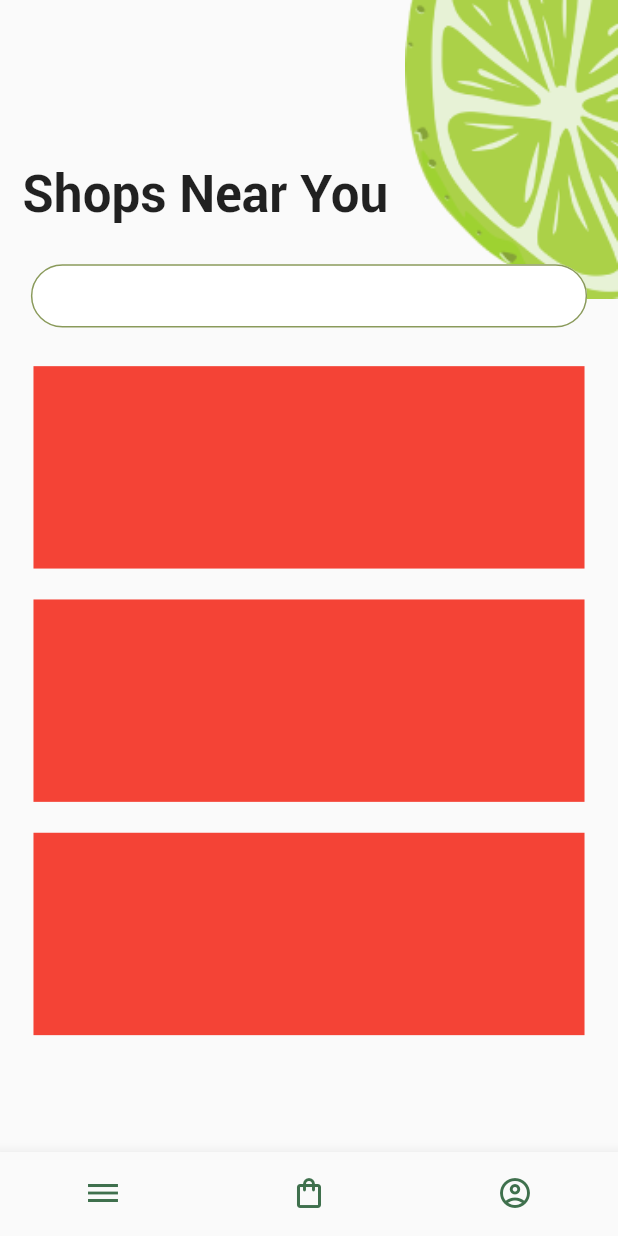
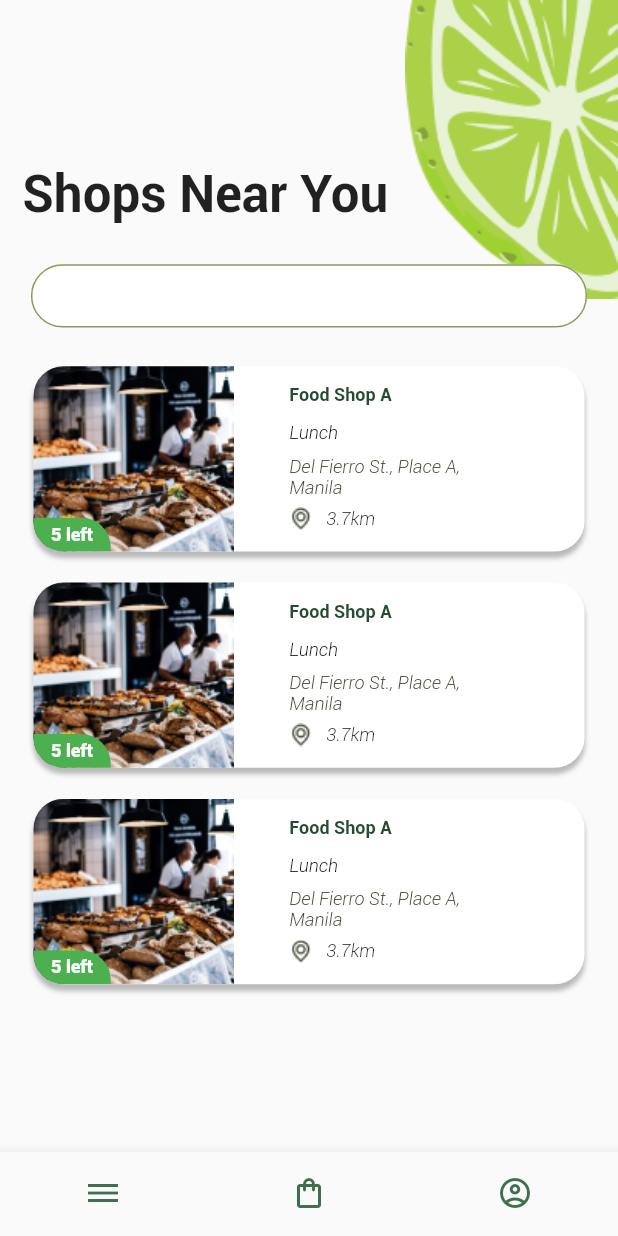
Before and after one commit to JosuX/Repast_Rush, a Flutter app: the screen it shows once a user with an empty profile is signed in, on a phone screen of 412 x 824 dp. Run offline on Flutter 3.47's test engine with Material 2 defaults, Android fonts, the phone set to English and light mode, and no system bars; drawn by our look-alikes of auto_size_text; our stand-ins replace firebase_auth, firebase_core, introduction_screen; accounts and stored records are empty.

Commit message:
Shop Cards added.

```diff
--- a/lib/main.dart
+++ b/lib/main.dart
@@ -4,6 +4,7 @@ import 'package:firebase_core/firebase_core.dart';
 import 'package:flutter/material.dart';
 import 'package:provider/provider.dart';
 import 'package:repast_rush/models/myuser.dart';
+import 'package:repast_rush/screens/home/home.dart';
 import 'package:repast_rush/screens/wrapper.dart';
 import 'package:repast_rush/services/auth.dart';
 
@@ -20,7 +21,7 @@ class MyApp extends StatelessWidget {
   Widget build(BuildContext context) {
     return StreamProvider<MyUser?>.value(
         value: AuthService().user,
-        initialData: null,
+       initialData: null,
         catchError: (User, MyUser) => null,
         // ignore: prefer_const_constructors
         child: MaterialApp(debugShowCheckedModeBanner: false, home: Wrapper()));
--- a/lib/screens/home/shop_card.dart
+++ b/lib/screens/home/shop_card.dart
@@ -1,5 +1,6 @@
-// ignore_for_file: unused_local_variable, non_constant_identifier_names
+// ignore_for_file: unused_local_variable, non_constant_identifier_names, prefer_const_constructors, sized_box_for_whitespace, prefer_const_literals_to_create_immutables, avoid_unnecessary_containers
 
+import 'package:auto_size_text/auto_size_text.dart';
 import 'package:flutter/material.dart';
 
 class ShopCard extends StatefulWidget {
@@ -17,9 +18,113 @@ class _ShopCardState extends State<ShopCard> {
 
     return InkWell(
       child: Container(
+        decoration: BoxDecoration(
+            color: Colors.white,
+            borderRadius: BorderRadius.circular(20),
+            boxShadow: [
+              BoxShadow(
+                  color: Colors.black26, offset: Offset(0, 4), blurRadius: 2.0)
+            ]),
         width: Wrefix * 321,
-        height: Hrefix * 131,
-        color: Colors.red,
+        height: Hrefix * 120,
+        child: Row(
+          children: [
+            Container(
+                height: Hrefix * 120,
+                child: Stack(alignment: Alignment.bottomLeft, children: [
+                  ClipRRect(
+                    borderRadius: BorderRadius.only(
+                        topLeft: Radius.circular(20),
+                        bottomLeft: Radius.circular(20)),
+                    child: Image.asset(
+                      "images/shop_placeholder.png",
+                      scale: 1 / Hrefix,
+                    ),
+                  ),
+                  ClipRRect(
+                    borderRadius: BorderRadius.only(
+                        topRight: Radius.circular(20),
+                        bottomLeft: Radius.circular(20)),
+                    child: Container(
+                      height: Hrefix * 22,
+                      width: 1 / Wrefix * 59,
+                      color: Colors.green,
+                      child: Center(
+                        child: AutoSizeText(
+                          "5 left",
+                          style: TextStyle(
+                              fontSize: 12,
+                              color: Colors.white,
+                              fontFamily: "Roboto-Black"),
+                        ),
+                      ),
+                    ),
+                  )
+                ])),
+            Padding(padding: EdgeInsets.only(left: Wrefix * 32)),
+            Expanded(
+              child: Column(
+                children: [
+                  Container(
+                    child: Column(
+                      crossAxisAlignment: CrossAxisAlignment.start,
+                      children: [
+                        Padding(padding: EdgeInsets.only(top: Hrefix * 12)),
+                        AutoSizeText(
+                          "Food Shop A",
+                          textAlign: TextAlign.start,
+                          style: TextStyle(
+                              fontSize: 12,
+                              color: Color(0xff274B32),
+                              fontFamily: "Roboto-Bold"),
+                        ),
+                        Padding(padding: EdgeInsets.only(top: Hrefix * 11)),
+                        AutoSizeText(
+                          "Lunch",
+                          style: TextStyle(
+                              fontSize: 12,
+                              color: Colors.black,
+                              fontStyle: FontStyle.italic,
+                              fontFamily: "Roboto-LightItalic"),
+                        ),
+                        Padding(padding: EdgeInsets.only(top: Hrefix * 8)),
+                        Container(
+                          width: Wrefix * 124,
+                          height: Hrefix * 28,
+                          child: AutoSizeText(
+                            "Del Fierro St., Place A, Manila",
+                            maxLines: 2,
+                            style: TextStyle(
+                                fontSize: 12,
+                                color: Color(0xff444C38),
+                                fontStyle: FontStyle.italic,
+                                fontFamily: "Roboto-LightItalic"),
+                          ),
+                        ),
+                        Padding(padding: EdgeInsets.only(top: Hrefix * 5)),
+                        Row(
+                          children: [
+                            Image.asset("images/icons/marker.png",
+                                scale: 1 / Hrefix),
+                            Padding(padding: EdgeInsets.only(left: Wrefix * 8)),
+                            AutoSizeText(
+                              "3.7km",
+                              style: TextStyle(
+                                  fontSize: 12,
+                                  fontStyle: FontStyle.italic,
+                                  fontFamily: "Roboto-LightItalic"),
+                            ),
+                          ],
+                        )
+                      ],
+                    ),
+                  ),
+                ],
+              ),
+            ),
+            Padding(padding: EdgeInsets.only(left: Wrefix * 32)),
+          ],
+        ),
       ),
       onTap: () {
         print("Tapped on container");
```
Also changed, not shown: lib/screens/home/thank_order.dart (added, +91 -0 lines), pubspec.yaml (+9 -0 lines), images/icons/marker.png (added), images/shop_placeholder.png (added), images/thank_smile.png (added).
